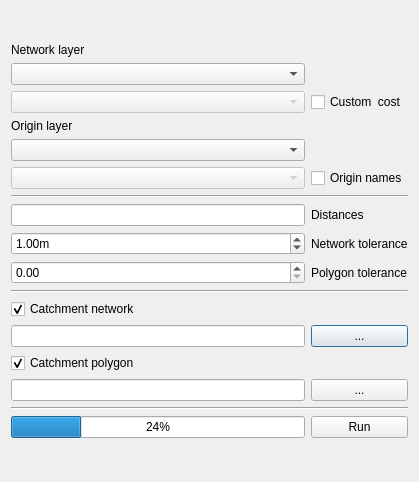
The window that catchment_analyser_dialog_base.ui (OpenDigitalWorks/CatchmentAnalyser) describes before a commit, drawn with Qt 5.
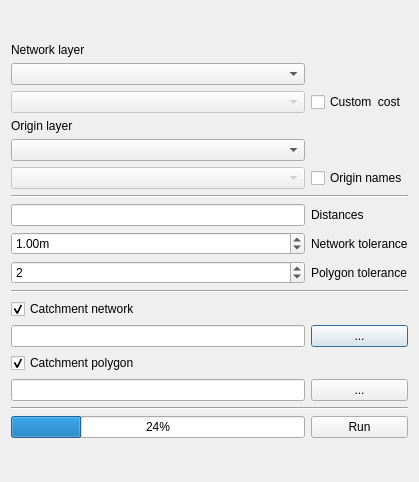
The same window after the commit.

Commit message: Finished polygon catchment

The edit to the form file:
```diff
--- a/catchment_analyser_dialog_base.ui
+++ b/catchment_analyser_dialog_base.ui
@@ -182,11 +182,17 @@
      </item>
      <item row="9" column="0">
       <widget class="QDoubleSpinBox" name="polygonTolSpin">
+       <property name="decimals">
+        <number>0</number>
+       </property>
        <property name="maximum">
-        <double>10000.000000000000000</double>
+        <double>3.000000000000000</double>
        </property>
        <property name="singleStep">
-        <double>0.100000000000000</double>
+        <double>1.000000000000000</double>
+       </property>
+       <property name="value">
+        <double>2.000000000000000</double>
        </property>
       </widget>
      </item>
```
The commit also changes 5 other files.
